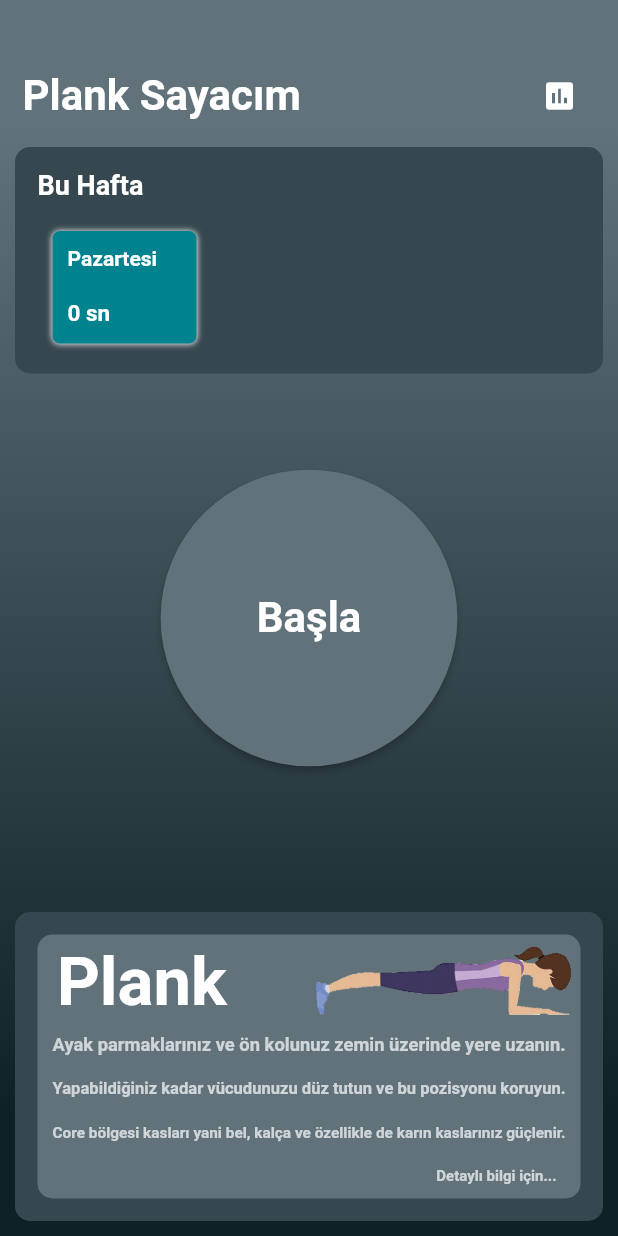
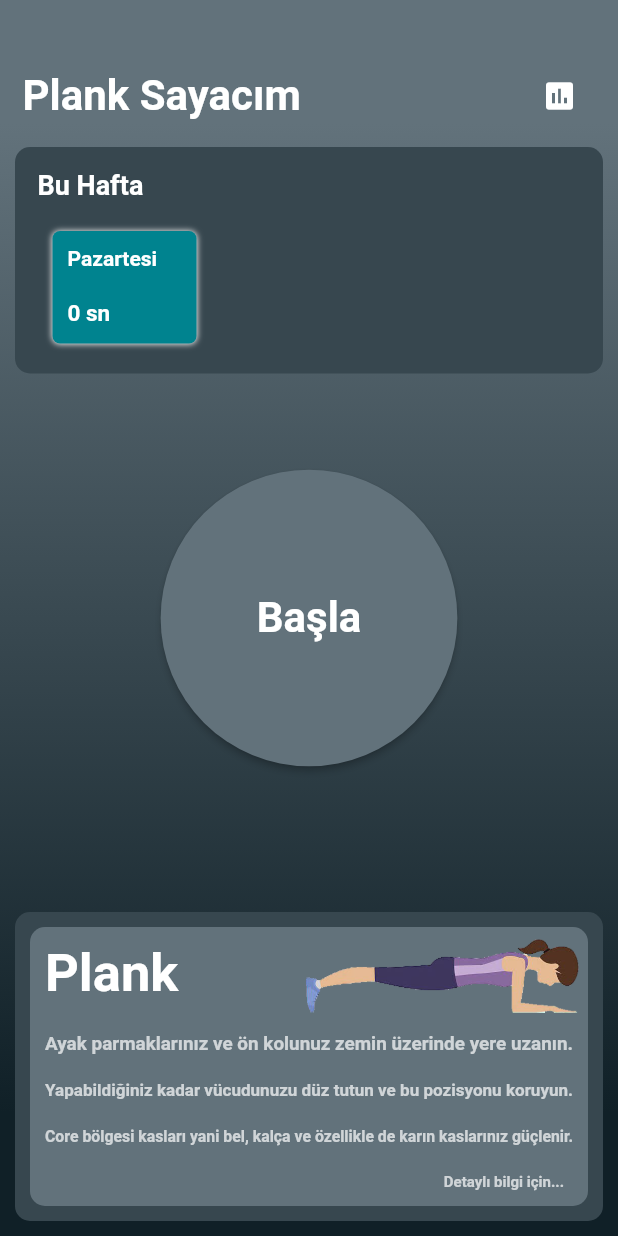
Before and after one commit to imertgul/Plank-Counter, a Flutter app: the screen it shows after launch, on a phone screen of 412 x 824 dp. Run offline on Flutter 3.47's test engine with Material 2 defaults, Android fonts, the phone set to English and light mode, and no system bars; our stand-ins replace fluttertoast, shared_preferences.

Commit message:
Plank info section is now responsive

```diff
--- a/lib/main.dart
+++ b/lib/main.dart
@@ -1,5 +1,3 @@
-import 'dart:ffi';
-
 import 'package:flutter/material.dart';
 import './pages/homepage.dart';
 
--- a/lib/pages/homepage.dart
+++ b/lib/pages/homepage.dart
@@ -12,8 +12,8 @@ class HomePage extends StatefulWidget {
 
 class _HomePageState extends State<HomePage> {
   int _selectedCategoryIndex = 0;
-  double _heightAnimated = 280;
-  double screenHeight = 600;
+  double _heightAnimated = 0;
+  double screenHeight = 0;
   bool started = true;
   Timer _timer;
   int _start = 0;
@@ -210,7 +210,6 @@ class _HomePageState extends State<HomePage> {
   }
 
   Widget _buildPlankInfo() {
-
     return AnimatedContainer(
       duration: Duration(seconds: 1),
       curve: Curves.fastOutSlowIn,
@@ -219,17 +218,17 @@ class _HomePageState extends State<HomePage> {
         borderRadius: BorderRadius.circular(10.0),
       ),
       width: double.infinity,
-      height: _heightAnimated - 30,
+      height: _heightAnimated - 20,
       child: Column(
         children: <Widget>[
-          Row(
+          Container(
+            height: ((_heightAnimated - 20) / 6) * 2,
+            child: Row(
               mainAxisAlignment: MainAxisAlignment.spaceBetween,
               children: <Widget>[
-              Container(
-                height: ((_heightAnimated - 30) / 6) * 2,
+                Padding(
+                  padding: const EdgeInsets.all(10.0),
                   child: FittedBox(
-                  child: Padding(
-                    padding: const EdgeInsets.only(left: 10.0, top: 5.0),
                     child: Text(
                       'Plank',
                       style: TextStyle(
@@ -240,23 +239,18 @@ class _HomePageState extends State<HomePage> {
                     ),
                   ),
                 ),
-              ),
-              Container(
-                height: ((_heightAnimated - 30) / 6) * 2,
-                child: Padding(
+                Padding(
                   padding: const EdgeInsets.all(5.0),
-                  child: FittedBox(
                   child: Image(
-                      height: 55,
+                    height: (((_heightAnimated - 20) / 6) * 2)-10,
                     image: AssetImage('images/plank.png'),
-                    ),
-                  ),
                   ),
                 ),
               ],
             ),
+          ),
           Container(
-            height: (_heightAnimated - 30) / 6,
+            height: (_heightAnimated - 20) / 6,
             child: Padding(
               padding: const EdgeInsets.symmetric(horizontal: 10.0),
               child: FittedBox(
@@ -275,7 +269,7 @@ class _HomePageState extends State<HomePage> {
             ),
           ),
           Container(
-            height: (_heightAnimated - 30) / 6,
+            height: (_heightAnimated - 20) / 6,
             child: Padding(
               padding: const EdgeInsets.symmetric(horizontal: 10.0),
               child: FittedBox(
@@ -294,7 +288,7 @@ class _HomePageState extends State<HomePage> {
             ),
           ),
           Container(
-              height: (_heightAnimated - 30) / 6,
+            height: (_heightAnimated - 20) / 6,
             child: Padding(
               padding: const EdgeInsets.symmetric(horizontal: 10.0),
               child: FittedBox(
@@ -310,9 +304,10 @@ class _HomePageState extends State<HomePage> {
                   ),
                 ),
               ),
-              )),
+            ),
+          ),
           Container(
-            height: (_heightAnimated - 30) / 6,
+            height: (_heightAnimated - 20) / 6,
             child: Align(
               alignment: Alignment.centerRight,
               child: FlatButton(
@@ -439,7 +434,7 @@ class _HomePageState extends State<HomePage> {
           duration: Duration(seconds: 1),
           curve: Curves.fastOutSlowIn,
           child: Padding(
-            padding: EdgeInsets.all(15.0),
+            padding: EdgeInsets.all(10.0),
             child: Stack(
               children: <Widget>[
                 Align(
```
Lines whose indentation alone changed are shown as unchanged.
